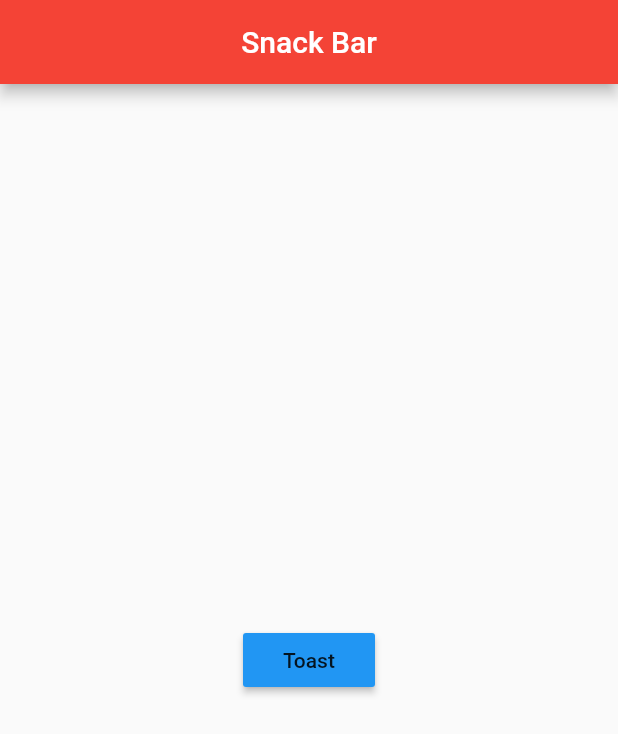
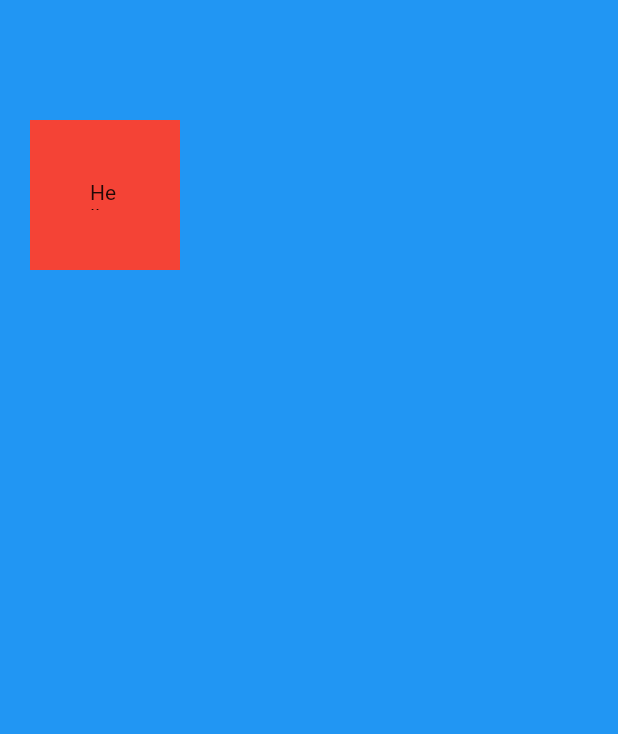
Before and after one commit to jyp90/App-TIL-Flutter, a Flutter app: the screen it shows after launch, on a phone screen of 412 x 824 dp. Shown: the top 734 px of the screen. Run offline on Flutter 3.47's test engine with Material 2 defaults, Android fonts, the phone set to English and light mode, and no system bars.

Commit message:
feat: SafeArea, margin, padding 에 대한 설명

```diff
--- a/lib/main.dart
+++ b/lib/main.dart
@@ -1,5 +1,4 @@
 import 'package:flutter/material.dart';
-import 'package:fluttertoast/fluttertoast.dart';
 
 void main() => runApp(MyApp());
 
@@ -18,27 +17,20 @@ class MyPage extends StatelessWidget {
   @override
   Widget build(BuildContext context) {
     return Scaffold(
-      appBar: AppBar(
-        title: const Text('Snack Bar'),
-        centerTitle: true,
-      ),
-      body: Center(
-        child: MaterialButton(onPressed: () {
-          flutterToast();
-        }, child: Text('Toast'), color: Colors.blue),
-      ),
+      backgroundColor: Colors.blue,
+      body: SafeArea(
+        child: Container(
+          color: Colors.red,
+          width: 100,
+          height: 100,
+          margin: EdgeInsets.symmetric(
+            vertical: 80,
+            horizontal: 20
+          ),
+          padding: EdgeInsets.all(40),
+          child: Text('Hello'),
+        ),
+      )
     );
   }
 }
-
-void flutterToast() {
-  Fluttertoast.showToast(
-    msg: '블리야 사랑해',
-    gravity: ToastGravity.BOTTOM,
-    backgroundColor: Colors.redAccent,
-    fontSize: 20.0,
-    textColor: Colors.white,
-    toastLength: Toast.LENGTH_SHORT,
-
-  );
-}
--- a/pubspec.yaml
+++ b/pubspec.yaml
@@ -35,7 +35,6 @@ dependencies:
   # The following adds the Cupertino Icons font to your application.
   # Use with the CupertinoIcons class for iOS style icons.
   cupertino_icons: ^1.0.2
-  fluttertoast: ^3.1.3
 
 dev_dependencies:
   flutter_test:
```
Also changed, not shown: pubspec.lock.
